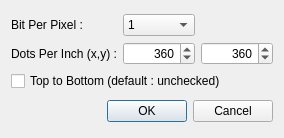
Before: the Qt Designer form src/Nabi/BitmapSaveOptionDlg.ui in whpark/Nabi, drawn with Qt 5.
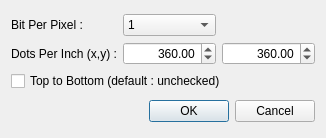
After: the same form once the commit is applied.

Patch:
```diff
--- a/src/Nabi/BitmapSaveOptionDlg.ui
+++ b/src/Nabi/BitmapSaveOptionDlg.ui
@@ -6,7 +6,7 @@
    <rect>
     <x>0</x>
     <y>0</y>
-    <width>284</width>
+    <width>326</width>
     <height>138</height>
    </rect>
   </property>
@@ -19,32 +19,6 @@
   <layout class="QVBoxLayout" name="verticalLayout">
    <item>
     <layout class="QGridLayout" name="gridLayout">
-     <item row="1" column="2">
-      <widget class="QSpinBox" name="spinDPIy">
-       <property name="alignment">
-        <set>Qt::AlignRight|Qt::AlignTrailing|Qt::AlignVCenter</set>
-       </property>
-       <property name="maximum">
-        <number>268435455</number>
-       </property>
-       <property name="value">
-        <number>360</number>
-       </property>
-      </widget>
-     </item>
-     <item row="1" column="1">
-      <widget class="QSpinBox" name="spinDPIx">
-       <property name="alignment">
-        <set>Qt::AlignRight|Qt::AlignTrailing|Qt::AlignVCenter</set>
-       </property>
-       <property name="maximum">
-        <number>268435455</number>
-       </property>
-       <property name="value">
-        <number>360</number>
-       </property>
-      </widget>
-     </item>
      <item row="0" column="0">
       <widget class="QLabel" name="label">
        <property name="text">
@@ -99,6 +73,32 @@
        </property>
       </widget>
      </item>
+     <item row="1" column="1">
+      <widget class="QDoubleSpinBox" name="spinDPIx">
+       <property name="alignment">
+        <set>Qt::AlignRight|Qt::AlignTrailing|Qt::AlignVCenter</set>
+       </property>
+       <property name="maximum">
+        <double>1000000000.000000000000000</double>
+       </property>
+       <property name="value">
+        <double>360.000000000000000</double>
+       </property>
+      </widget>
+     </item>
+     <item row="1" column="2">
+      <widget class="QDoubleSpinBox" name="spinDPIy">
+       <property name="alignment">
+        <set>Qt::AlignRight|Qt::AlignTrailing|Qt::AlignVCenter</set>
+       </property>
+       <property name="maximum">
+        <double>1000000000.000000000000000</double>
+       </property>
+       <property name="value">
+        <double>360.000000000000000</double>
+       </property>
+      </widget>
+     </item>
     </layout>
    </item>
    <item>
```
Left out of the diff: 6 changed lines with no effect on the pictures.
